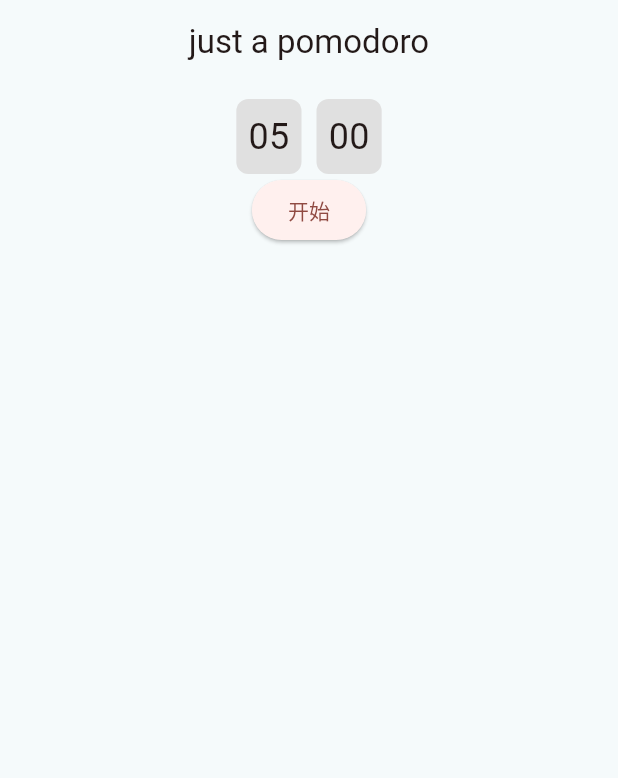
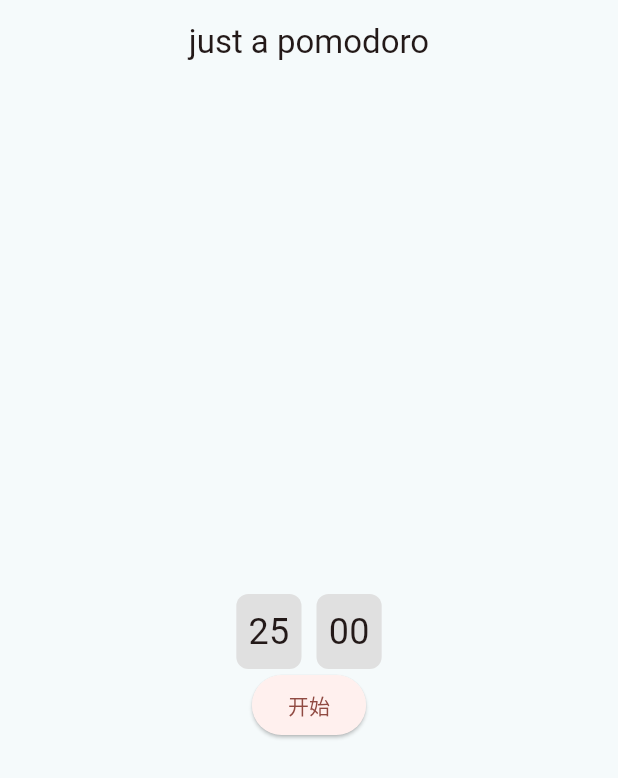
Before and after one commit to HypnosCicero/just_a_pomodoro, a Flutter app: the screen it shows after launch, on a phone screen of 412 x 824 dp. Shown: the top 778 px of the screen. Run offline on Flutter 3.47's test engine with Material 3 defaults, Android fonts, the phone set to English and light mode, and no system bars; missing offline and left inert: dart:ffi.

Commit message:
fix(main.dart):fix the ClockBlock cannot center's issues.

```diff
--- a/lib/main.dart
+++ b/lib/main.dart
@@ -38,7 +38,7 @@ class HomePage extends StatelessWidget {
           child: Text("just a pomodoro")
           ),
       ),
-      body: ClockBlock(),
+      body:  ClockBlock(),
       backgroundColor: backgroundColorScheme.background,
     );
   }
@@ -52,7 +52,7 @@ class ClockBlock extends StatefulWidget {
 
 class _ClockBlockState extends State<ClockBlock> {
   late Timer _timer;
-  List<int> _minutesArray = [5, 5];
+  List<int> _minutesArray = [25, 5];
   late int _minutes;
   late int _arrayIndex;
   int _seconds = 0;
@@ -90,6 +90,7 @@ class _ClockBlockState extends State<ClockBlock> {
   @override
   Widget build(BuildContext context) {
     return Column(
+      mainAxisAlignment: MainAxisAlignment.center,
       children: [
         Padding(
           padding: EdgeInsets.only(top: 10),
```
